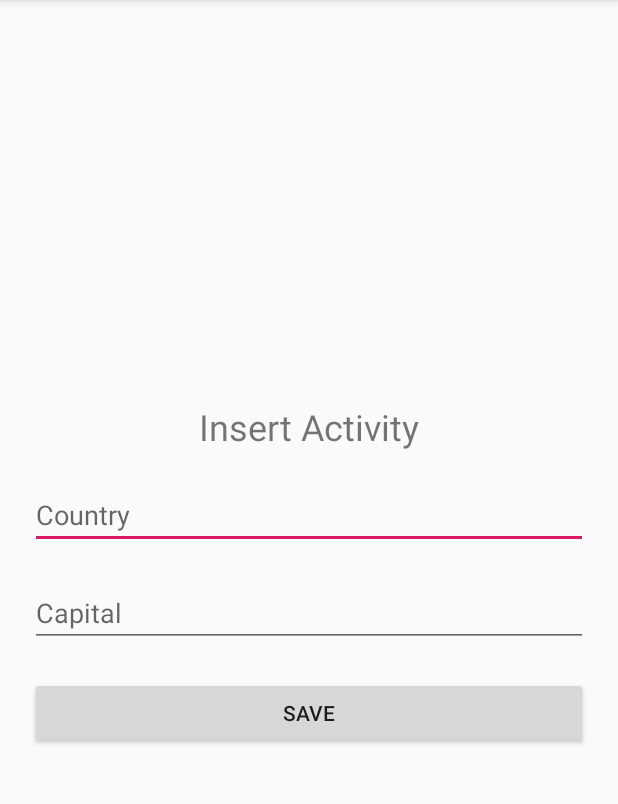
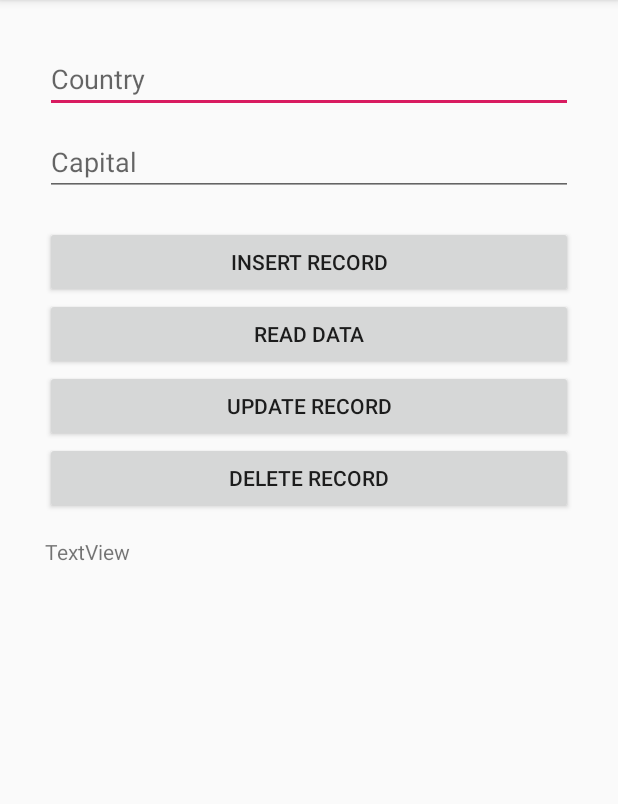
Before and after one commit to codebaker/TryDatabase1101, an Android app: the screen it shows after launch (MainActivity), on a phone screen of 412 x 824 dp, the part 84-888 px from its top. Run offline under Robolectric (Android 15) with nearby library versions, the phone set to English and light mode, and no system bars; 1 statement that could not run was skipped.

Commit message:
화면변경

```diff
--- a/app/src/main/java/com/codebakery/joan/trydatabase1101/MainActivity.java
+++ b/app/src/main/java/com/codebakery/joan/trydatabase1101/MainActivity.java
@@ -28,6 +28,7 @@ public class MainActivity extends AppCompatActivity implements View.OnClickListe
     // 6. 여기에 DB에 저장하는 코드를 넣어줍니다.
     @Override
     public void onClick(View v) {
+
         // 1. 먼저 DB에 넣을 값이 필요하니까 화면에 입력한 값을 가져옵니다.
         //    따로 변수 선언 하지 않고 바로 String으로 가져옵니다.
         String editTextCountry = ((EditText)findViewById(R.id.editTextCountry)).getText().toString();
--- a/app/src/main/res/layout/activity_main.xml
+++ b/app/src/main/res/layout/activity_main.xml
@@ -2,23 +2,15 @@
 <LinearLayout xmlns:android="http://schemas.android.com/apk/res/android"
     android:layout_width="match_parent"
     android:layout_height="match_parent"
-    android:layout_margin="20dp"
-    android:gravity="center"
+    android:layout_margin="30dp"
+    android:gravity="top|center"
     android:orientation="vertical">
-
-    <TextView
-        android:id="@+id/textView"
-        android:layout_width="wrap_content"
-        android:layout_height="wrap_content"
-        android:layout_marginBottom="20dp"
-        android:text="Insert Activity"
-        android:textSize="24sp" />
 
     <EditText
         android:id="@+id/editTextCountry"
         android:layout_width="match_parent"
         android:layout_height="wrap_content"
-        android:layout_marginBottom="20dp"
+        android:layout_marginBottom="10dp"
         android:ems="10"
         android:hint="Country" />
 
@@ -31,10 +23,38 @@
         android:hint="Capital" />
 
     <Button
-        android:id="@+id/buttonSave"
+        android:id="@+id/buttonInsert"
         android:layout_width="match_parent"
         android:layout_height="wrap_content"
-        android:text="save"
+        android:text="Insert Record"
         android:textAllCaps="true" />
 
+    <Button
+        android:id="@+id/buttonRead"
+        android:layout_width="match_parent"
+        android:layout_height="wrap_content"
+        android:text="Read Data"
+        android:textAllCaps="true" />
+
+    <Button
+        android:id="@+id/buttonUpdate"
+        android:layout_width="match_parent"
+        android:layout_height="wrap_content"
+        android:text="Update Record"
+        android:textAllCaps="true" />
+
+    <Button
+        android:id="@+id/buttonDelete"
+        android:layout_width="match_parent"
+        android:layout_height="wrap_content"
+        android:text="Delete Record"
+        android:textAllCaps="true" />
+
+    <TextView
+        android:id="@+id/textViewResult"
+        android:layout_width="match_parent"
+        android:layout_height="wrap_content"
+        android:layout_marginTop="15dp"
+        android:text="TextView" />
+
 </LinearLayout>
```
